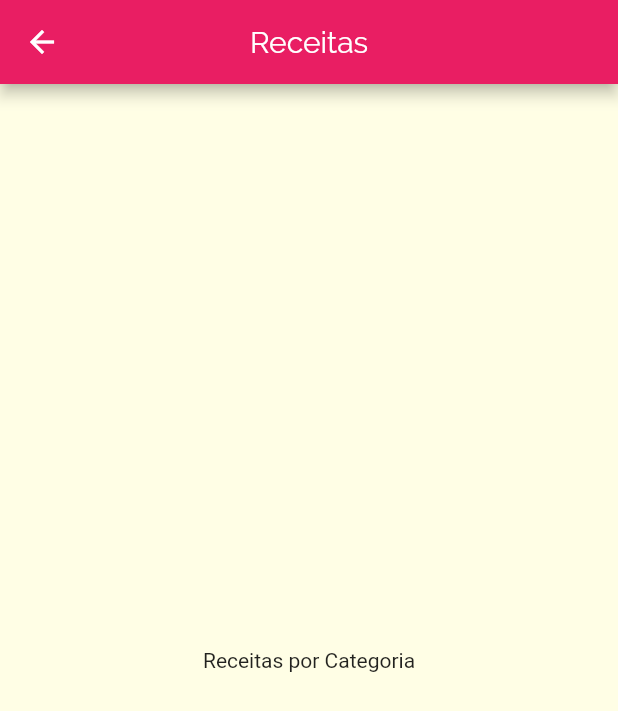
After one commit to MrGabrielBP/meals, a Flutter app: the screen it shows after launch, after a tap on "Italiano", on a phone screen of 412 x 824 dp. The commit adds this screen. Shown: the top 711 px of the screen. Run offline on Flutter 3.47's test engine with Material 2 defaults, Android fonts, the phone set to English and light mode, and no system bars.

Commit message:
Navegando de uma tela para outra

```diff
--- a/lib/components/category_item.dart
+++ b/lib/components/category_item.dart
@@ -1,14 +1,28 @@
 import 'package:flutter/material.dart';
 import '../models/category.dart';
+import '../screens/categories_meals_screen.dart';
 
 class CategoryItem extends StatelessWidget {
   final Category category;
 
   const CategoryItem(this.category);
 
+  void _selectedCategory(BuildContext context) {
+    Navigator.of(context).push(
+      MaterialPageRoute(builder: (_) {
+        return CategoriesMealsScreen();
+      }),
+    );
+  }
+
   @override
   Widget build(BuildContext context) {
-    return Container(
+    //widget clicavel.
+    return InkWell(
+      onTap: () => _selectedCategory(context),
+      borderRadius: BorderRadius.circular(15),
+      splashColor: Theme.of(context).primaryColor,
+      child: Container(
         child: Text(
           category.title,
           style: Theme.of(context).textTheme.headline6,
@@ -28,6 +42,7 @@ class CategoryItem extends StatelessWidget {
             end: Alignment.bottomRight,
           ),
         ),
+      ),
     );
   }
 }
--- /dev/null
+++ b/lib/screens/categories_meals_screen.dart
@@ -0,0 +1,16 @@
+import 'package:flutter/material.dart';
+
+class CategoriesMealsScreen extends StatelessWidget {
+  @override
+  Widget build(BuildContext context) {
+    return Scaffold(
+      appBar: AppBar(
+        title: Text('Receitas'),
+        centerTitle: true,
+      ),
+      body: Center(
+        child: Text('Receitas por Categoria'),
+      ),
+    );
+  }
+}
```
Lines whose indentation alone changed are shown as unchanged.
